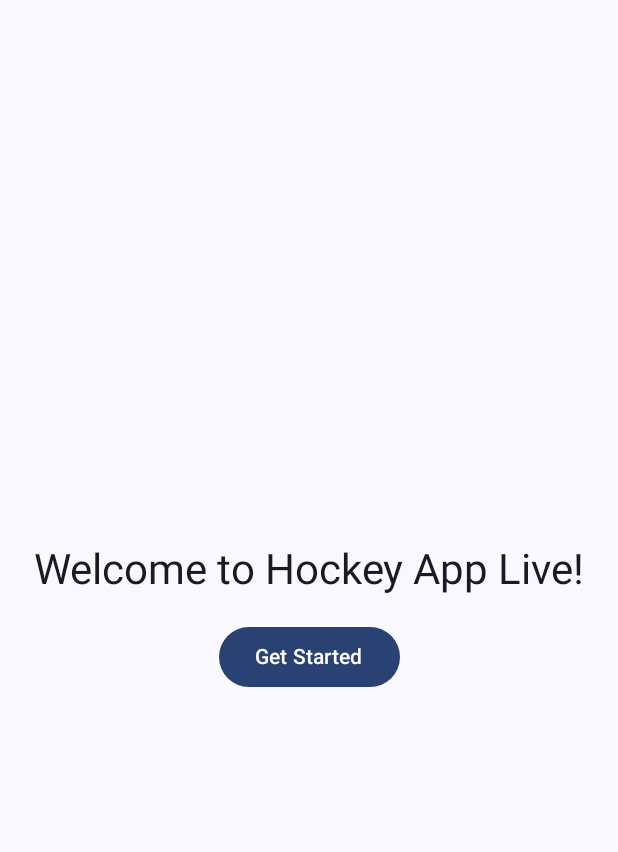
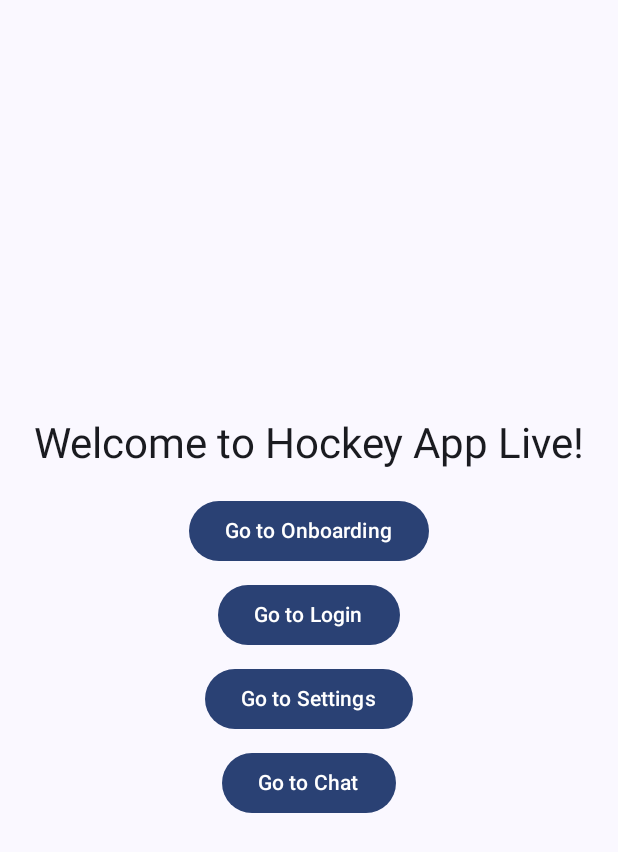
Before and after one commit to intellectualtech/Hockey-APP-Live, an Android app built with Jetpack Compose: the screen it shows after launch (MainActivity), on a phone screen of 412 x 824 dp. Shown: the top 852 px of the screen. Run offline under Robolectric (Android 15) with nearby library versions, the phone set to English and light mode, and no system bars.

Commit message:
Updated the mainActivity file

```diff
--- a/app/src/main/java/com/example/hockeyapplive/MainActivity.kt
+++ b/app/src/main/java/com/example/hockeyapplive/MainActivity.kt
@@ -16,6 +16,7 @@ import androidx.compose.runtime.Composable
 import androidx.compose.ui.Alignment
 import androidx.compose.ui.Modifier
 import androidx.compose.ui.unit.dp
+import androidx.navigation.NavController
 import androidx.navigation.compose.NavHost
 import androidx.navigation.compose.composable
 import androidx.navigation.compose.rememberNavController
@@ -32,7 +33,6 @@ import com.example.hockeyapplive.screens.admin.ManageFeedbackScreen
 import com.example.hockeyapplive.screens.admin.ManageTeamsScreen
 import com.example.hockeyapplive.ui.theme.HockeyAPPLiveTheme
 import androidx.compose.ui.tooling.preview.Preview
-import androidx.navigation.NavController
 
 class MainActivity : ComponentActivity() {
     override fun onCreate(savedInstanceState: Bundle?) {
@@ -51,7 +51,6 @@ class MainActivity : ComponentActivity() {
                         composable("login") { LoginScreen(navController) }
                         composable("settings") { SettingsScreen(navController) }
                         composable("chat") { ChatScreen(navController) }
-
                         composable("search_filter") { SearchFilterScreen(navController) }
                         composable("events") { EventsScreen(navController) }
                         composable("admin_dashboard") { AdminDashboardScreen(navController) }
@@ -81,7 +80,25 @@ class MainActivity : ComponentActivity() {
                 onClick = { navController.navigate("onboarding") },
                 modifier = Modifier.padding(top = 16.dp)
             ) {
-                Text(buttonText)
+                Text("Go to Onboarding")
+            }
+            Button(
+                onClick = { navController.navigate("login") },
+                modifier = Modifier.padding(top = 8.dp)
+            ) {
+                Text("Go to Login")
+            }
+            Button(
+                onClick = { navController.navigate("settings") },
+                modifier = Modifier.padding(top = 8.dp)
+            ) {
+                Text("Go to Settings")
+            }
+            Button(
+                onClick = { navController.navigate("chat") },
+                modifier = Modifier.padding(top = 8.dp)
+            ) {
+                Text("Go to Chat")
             }
         }
     }
```
Also changed, not shown: 317 other files.
